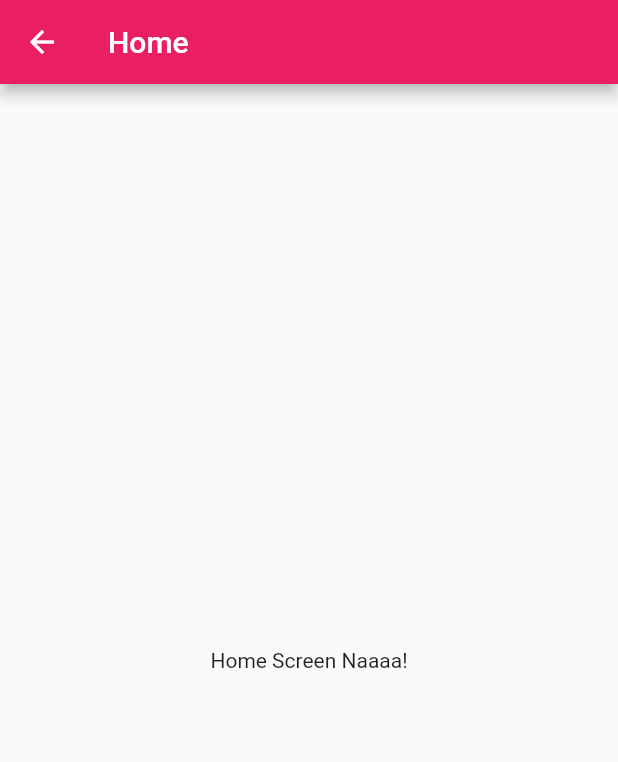
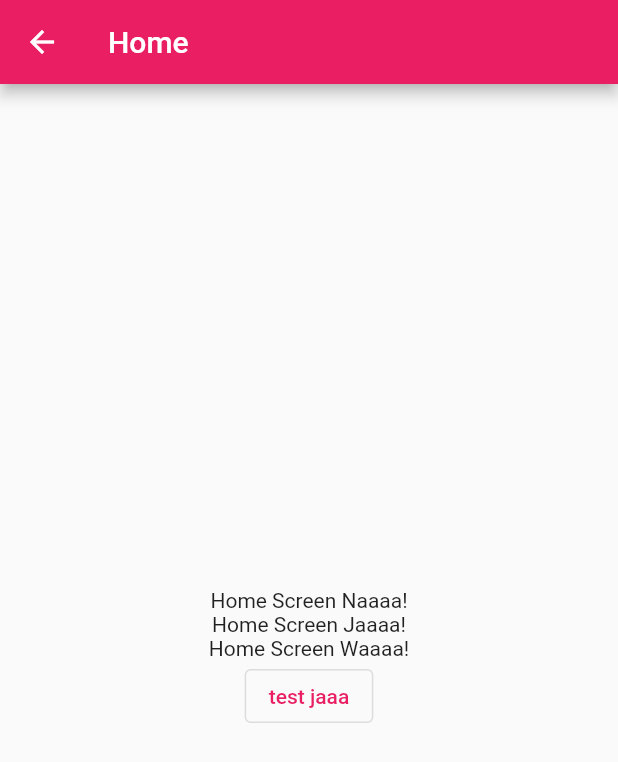
Before and after one commit to newlusifer/Flutter_Learning, a Flutter app: the Home screen opened directly, on a phone screen of 412 x 824 dp. Shown: the top 762 px of the screen. Run offline on Flutter 3.47's test engine with Material 2 defaults, Android fonts, the phone set to English and light mode, and no system bars; our stand-ins replace font_awesome_flutter.

Commit message:
add_another_text

```diff
--- a/lib/screen/home.dart
+++ b/lib/screen/home.dart
@@ -1,3 +1,5 @@
+import 'dart:io';
+
 import 'package:flutter/material.dart';
 
 class Home extends StatefulWidget {
@@ -24,6 +26,13 @@ class _HomeState extends State<Home> {
         // ignore: prefer_const_literals_to_create_immutables
         children: <Widget>[
           const Text('Home Screen Naaaa!'),
+          const Text('Home Screen Jaaaa!'),
+          const Text('Home Screen Waaaa!'),
+          OutlinedButton(
+              onPressed: () {
+                debugPrint('test');
+              },
+              child: const Text('test jaaa'))
         ],
       )),
     );
```
